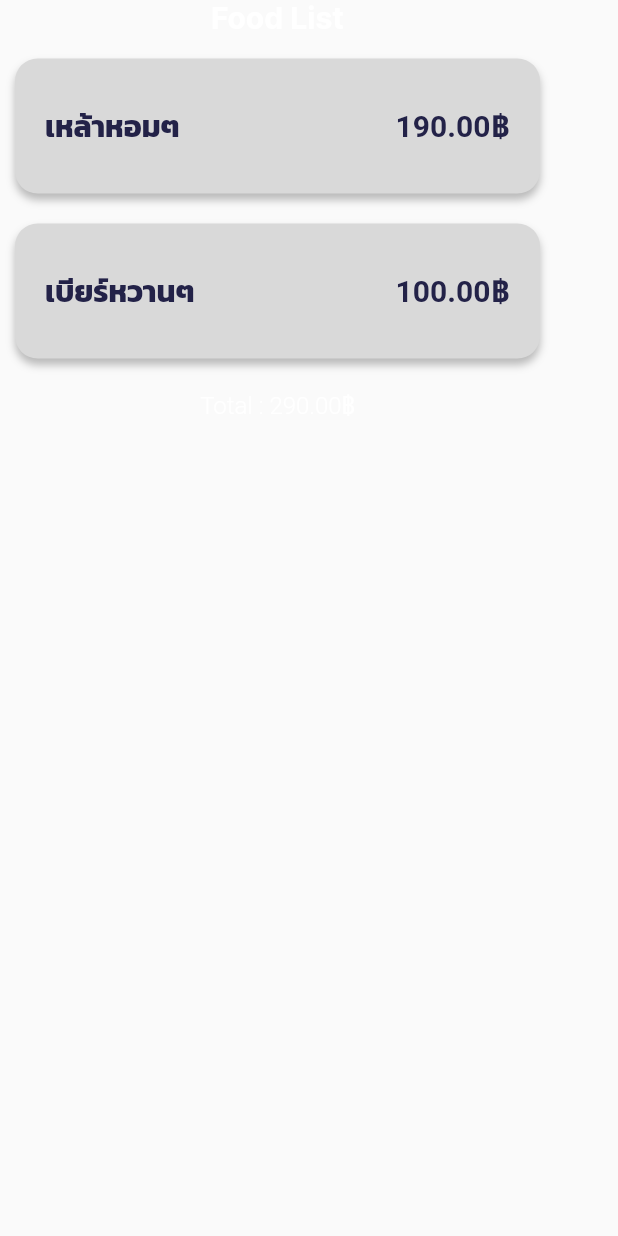
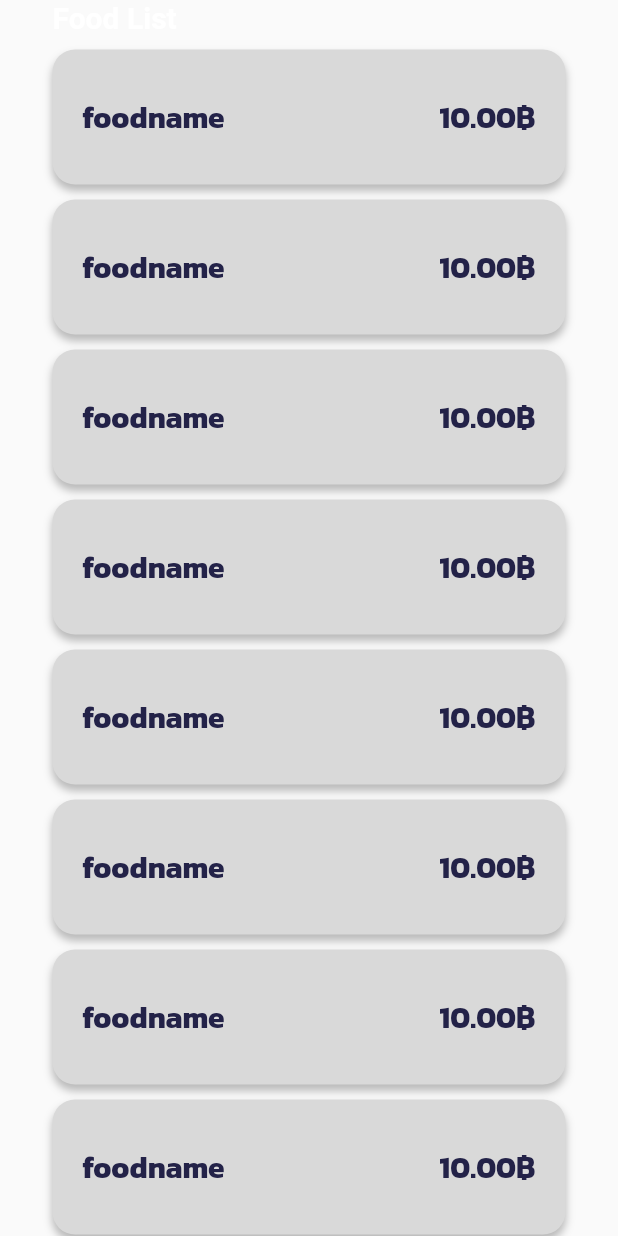
Before and after one commit to boss4848/Haan-R-Haan, a Flutter app: the FoodList widget shown alone on an empty page, opened directly with sample values from the repository, on a phone screen of 412 x 824 dp. Run offline on Flutter 3.47's test engine with Material 2 defaults, Android fonts, the phone set to English and light mode, and no system bars; our stand-ins replace firebase_auth, firebase_core; accounts and stored records are empty; Roboto replaces fonts that are missing (SFTHONBURI).

Commit message:
Foodlist
list of foodname can be scroll

```diff
--- a/lib/src/pages/bill_detail/components/foodList.dart
+++ b/lib/src/pages/bill_detail/components/foodList.dart
@@ -13,41 +13,55 @@ class FoodList extends StatelessWidget {
 
   @override
   Widget build(BuildContext context) {
-    return Column(
+    return Expanded(
+      child: SingleChildScrollView(
+        scrollDirection: Axis.vertical,
+        child: Padding(
+          padding: const EdgeInsets.symmetric(horizontal: 35),
+          child: Column(
+            crossAxisAlignment: CrossAxisAlignment.start,
+            mainAxisSize: MainAxisSize.max,
             children: [
-        Text(
+              const Text(
                 'Food List',
                 textAlign: TextAlign.left,
                 style: TextStyle(
                     color: Colors.white,
                     fontSize: 20,
-              fontFamily: 'Inter',
+                    fontFamily: 'SFTHONBURI',
                     fontWeight: FontWeight.w600),
               ),
               Container(
-          margin: EdgeInsets.only(
+                margin: const EdgeInsets.only(
                     top: kDefaultPadding / 4, bottom: kDefaultPadding / 2),
-          width: 370,
                 child: Column(
                   children: List.generate(
-              party.foodName.length,
-              (index) => Padding(
-                padding: const EdgeInsets.symmetric(vertical: 10),
+                    party.foodName.length * 10,
+                    (index) => const Padding(
+                      padding: EdgeInsets.symmetric(vertical: 5),
                       child: foodListCard(
-                  foodList: party.foodName[index],
-                  foodPrice: party.foodPrice[index],
+                        foodList: "foodname",
+                        foodPrice: 10,
                       ),
                     ),
                   ),
                 ),
               ),
-        Text(
+              Container(
+                alignment: Alignment.centerRight,
+                child: Text(
                   'Total : ' + '${party.totalPrice.toStringAsFixed(2)}฿',
-          textAlign: TextAlign.left,
-          style: TextStyle(
-              color: Colors.white, fontSize: 16, fontWeight: FontWeight.w300),
+                  // textAlign: TextAlign.right,
+                  style: const TextStyle(
+                      color: Colors.white,
+                      fontSize: 16,
+                      fontWeight: FontWeight.w300),
+                ),
               ),
             ],
+          ),
+        ),
+      ),
     );
   }
 }
--- a/lib/src/pages/bill_detail/components/foodListCard.dart
+++ b/lib/src/pages/bill_detail/components/foodListCard.dart
@@ -1,5 +1,3 @@
-import 'dart:ffi';
-
 import 'package:flutter/material.dart';
 import '../../../../constant/constant.dart';
 import '../../../models/mockup_data.dart';
@@ -13,7 +11,7 @@ class foodListCard extends StatelessWidget {
   @override
   Widget build(BuildContext context) {
     return Container(
-      width: 350,
+      // width: 400,
       height: 90,
       decoration: BoxDecoration(
           borderRadius: BorderRadius.circular(15),
@@ -36,7 +34,7 @@ class foodListCard extends StatelessWidget {
             style: TextStyle(
                 color: kPrimaryColor,
                 fontSize: 20,
-                fontFamily: 'SFTHONBURI',
+                fontFamily: 'Kanit',
                 fontWeight: FontWeight.w600),
           ),
           SizedBox(
--- a/lib/src/pages/bill_detail/components/partyName.dart
+++ b/lib/src/pages/bill_detail/components/partyName.dart
@@ -10,7 +10,7 @@ class PartyBar extends StatelessWidget {
   @override
   Widget build(BuildContext context) {
     return Padding(
-      padding: const EdgeInsets.symmetric(vertical: 60, horizontal: 10),
+      padding: const EdgeInsets.only(top: 50, bottom: 20),
       child: Row(
         children: [
           arrowBack(),
```
Lines whose indentation alone changed are shown as unchanged.
